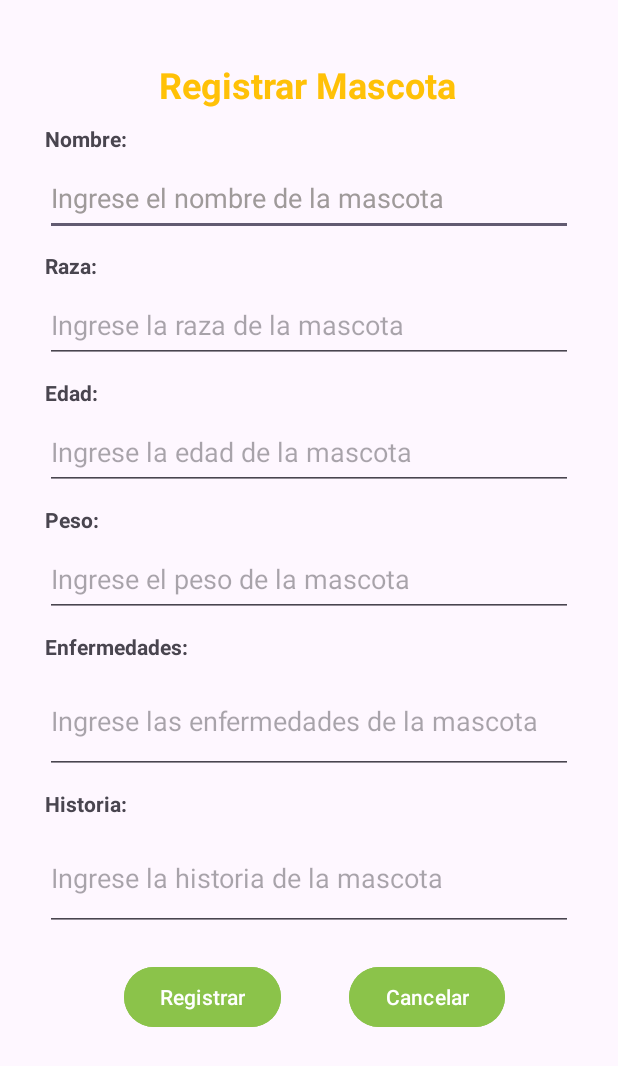
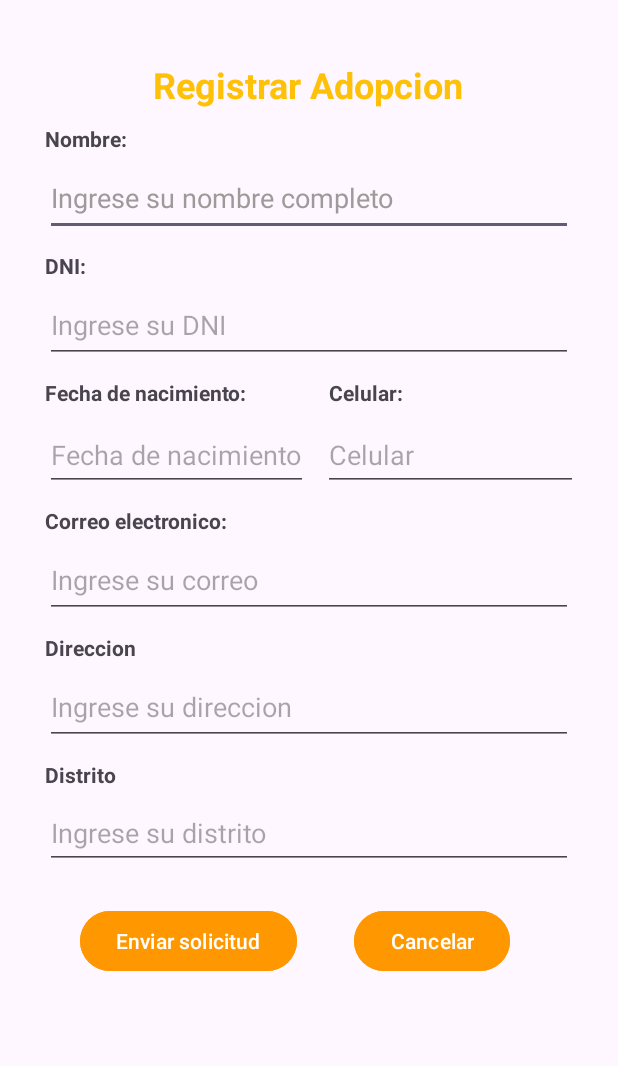
Before and after one commit to JuanVerdeC/appAdopcion, an Android app: the layout activity_registrar_adopcion.xml on its own in the app's theme, with its tools: preview values and no code run, on a phone screen of 412 x 824 dp. Shown: the top 1066 px of the screen. Run offline under Robolectric (Android 15) with nearby library versions, the phone set to English and light mode, and no system bars.

Commit message:
registrar adopcion

```diff
--- a/app/build.gradle.kts
+++ b/app/build.gradle.kts
@@ -44,6 +44,7 @@ dependencies {
     implementation("androidx.lifecycle:lifecycle-viewmodel-ktx:2.6.1")
     implementation("androidx.navigation:navigation-fragment:2.5.3")
     implementation("androidx.navigation:navigation-ui:2.5.3")
+    implementation("com.google.android.gms:play-services-maps:18.1.0")
     testImplementation("junit:junit:4.13.2")
     androidTestImplementation("androidx.test.ext:junit:1.1.5")
     androidTestImplementation("androidx.test.espresso:espresso-core:3.5.1")
--- a/app/src/main/AndroidManifest.xml
+++ b/app/src/main/AndroidManifest.xml
@@ -36,7 +36,7 @@
             android:name=".ActivityListar"
             android:exported="false" />
         <activity
-            android:name=".Registrar_mascotaActivity"
+            android:name=".Registrar_adopcionActivity"
             android:exported="false" />
         <activity
 
--- a/app/src/main/res/layout/activity_listar.xml
+++ b/app/src/main/res/layout/activity_listar.xml
@@ -10,7 +10,7 @@
         android:layout_width="wrap_content"
         android:layout_height="wrap_content"
         android:layout_marginTop="32dp"
-        android:text="Lista de Mascotas"
+        android:text="Lista de Adopciones"
         android:textColor="#FF9800"
         android:textSize="34sp"
         android:textStyle="bold|italic"
@@ -19,6 +19,7 @@
         app:layout_constraintTop_toTopOf="parent" />
 
     <ListView
+        android:id="@+id/lstAdopcion"
         android:layout_width="406dp"
         android:layout_height="561dp"
         android:layout_marginTop="15dp"
@@ -29,7 +30,7 @@
         app:layout_constraintTop_toBottomOf="@+id/textView" />
 
     <com.google.android.material.floatingactionbutton.FloatingActionButton
-        android:id="@+id/btnNuevo"
+        android:id="@+id/btnNuevoAdopcion"
         android:layout_width="wrap_content"
         android:layout_height="wrap_content"
         android:layout_marginEnd="20dp"
--- a/app/src/main/res/layout/activity_registrar_mascota.xml
+++ b/app/src/main/res/layout/activity_registrar_adopcion.xml
@@ -5,14 +5,14 @@
     android:layout_width="match_parent"
     android:layout_height="match_parent"
     android:padding="30dp"
-    tools:context=".Registrar_mascotaActivity">
+    tools:context=".Registrar_adopcionActivity">
 
     <TextView
         android:id="@+id/textView12"
         android:layout_width="wrap_content"
         android:layout_height="wrap_content"
         android:layout_marginTop="10dp"
-        android:text="Registrar Mascota"
+        android:text="Registrar Adopcion"
         android:textColor="#FFC107"
         android:textSize="24sp"
         android:textStyle="bold"
@@ -32,12 +32,12 @@
         app:layout_constraintTop_toBottomOf="@+id/textView12" />
 
     <EditText
-        android:id="@+id/txtNombreMacota"
+        android:id="@+id/txtNombreA"
         android:layout_width="match_parent"
         android:layout_height="50dp"
         android:layout_marginTop="5dp"
         android:ems="10"
-        android:hint="Ingrese el nombre de la mascota"
+        android:hint="Ingrese su nombre completo"
         android:inputType="text"
         android:textColorHint="#9F9A9A"
         app:layout_constraintEnd_toEndOf="parent"
@@ -49,18 +49,18 @@
         android:layout_width="wrap_content"
         android:layout_height="wrap_content"
         android:layout_marginTop="10dp"
-        android:text="Raza:"
+        android:text="DNI:"
         android:textStyle="bold"
         app:layout_constraintStart_toStartOf="parent"
-        app:layout_constraintTop_toBottomOf="@+id/txtNombreMacota" />
+        app:layout_constraintTop_toBottomOf="@+id/txtNombreA" />
 
     <EditText
-        android:id="@+id/txtRazaMascota"
+        android:id="@+id/txtDNI"
         android:layout_width="match_parent"
         android:layout_height="50dp"
         android:layout_marginTop="5dp"
         android:ems="10"
-        android:hint="Ingrese la raza de la mascota"
+        android:hint="Ingrese su DNI"
         android:inputType="text"
         app:layout_constraintEnd_toEndOf="parent"
         app:layout_constraintStart_toStartOf="parent"
@@ -71,20 +71,19 @@
         android:layout_width="wrap_content"
         android:layout_height="wrap_content"
         android:layout_marginTop="10dp"
-        android:text="Edad:"
+        android:text="Fecha de nacimiento:"
         android:textStyle="bold"
         app:layout_constraintStart_toStartOf="parent"
-        app:layout_constraintTop_toBottomOf="@+id/txtRazaMascota" />
+        app:layout_constraintTop_toBottomOf="@+id/txtDNI" />
 
     <EditText
-        android:id="@+id/txtEdadMascota"
-        android:layout_width="match_parent"
-        android:layout_height="50dp"
-        android:layout_marginTop="5dp"
+        android:id="@+id/txtNacimiento"
+        android:layout_width="175dp"
+        android:layout_height="48dp"
+        android:layout_marginTop="8dp"
         android:ems="10"
-        android:hint="Ingrese la edad de la mascota"
+        android:hint="Fecha de nacimiento"
         android:inputType="text"
-        app:layout_constraintEnd_toEndOf="parent"
         app:layout_constraintStart_toStartOf="parent"
         app:layout_constraintTop_toBottomOf="@+id/textView15" />
 
@@ -93,18 +92,18 @@
         android:layout_width="wrap_content"
         android:layout_height="wrap_content"
         android:layout_marginTop="10dp"
-        android:text="Peso:"
+        android:text="Correo electronico:"
         android:textStyle="bold"
         app:layout_constraintStart_toStartOf="parent"
-        app:layout_constraintTop_toBottomOf="@+id/txtEdadMascota" />
+        app:layout_constraintTop_toBottomOf="@+id/txtNacimiento" />
 
     <EditText
-        android:id="@+id/txtPeso"
+        android:id="@+id/txtCorreo"
         android:layout_width="match_parent"
         android:layout_height="50dp"
         android:layout_marginTop="5dp"
         android:ems="10"
-        android:hint="Ingrese el peso de la mascota"
+        android:hint="Ingrese su correo"
         android:inputType="text"
         app:layout_constraintEnd_toEndOf="parent"
         app:layout_constraintStart_toStartOf="parent"
@@ -115,18 +114,18 @@
         android:layout_width="wrap_content"
         android:layout_height="wrap_content"
         android:layout_marginTop="10dp"
-        android:text="Enfermedades:"
+        android:text="Direccion"
         android:textStyle="bold"
         app:layout_constraintStart_toStartOf="parent"
-        app:layout_constraintTop_toBottomOf="@+id/txtPeso" />
+        app:layout_constraintTop_toBottomOf="@+id/txtCorreo" />
 
     <EditText
-        android:id="@+id/txtEnfermedades"
+        android:id="@+id/txtDireccion"
         android:layout_width="match_parent"
-        android:layout_height="70dp"
+        android:layout_height="50dp"
         android:layout_marginTop="5dp"
         android:ems="10"
-        android:hint="Ingrese las enfermedades de la mascota"
+        android:hint="Ingrese su direccion"
         android:inputType="text"
         app:layout_constraintEnd_toEndOf="parent"
         app:layout_constraintStart_toStartOf="parent"
@@ -137,44 +136,71 @@
         android:layout_width="wrap_content"
         android:layout_height="wrap_content"
         android:layout_marginTop="10dp"
-        android:text="Historia:"
+        android:text="Distrito"
         android:textStyle="bold"
         app:layout_constraintStart_toStartOf="parent"
-        app:layout_constraintTop_toBottomOf="@+id/txtEnfermedades" />
+        app:layout_constraintTop_toBottomOf="@+id/txtDireccion" />
 
     <EditText
-        android:id="@+id/txtHistoria"
+        android:id="@+id/txtDistrito"
         android:layout_width="match_parent"
-        android:layout_height="70dp"
+        android:layout_height="48dp"
         android:layout_marginTop="5dp"
         android:ems="10"
-        android:hint="Ingrese la historia de la mascota"
+        android:hint="Ingrese su distrito"
         android:inputType="text"
         app:layout_constraintEnd_toEndOf="parent"
         app:layout_constraintStart_toStartOf="parent"
         app:layout_constraintTop_toBottomOf="@+id/textView18" />
 
     <Button
-        android:id="@+id/btnRegistrarM"
+        android:id="@+id/btnRegistrarA"
         android:layout_width="wrap_content"
         android:layout_height="wrap_content"
-        android:layout_marginTop="20dp"
-        android:backgroundTint="#8BC34A"
-        android:text="Registrar"
+        android:layout_marginTop="24dp"
+        android:backgroundTint="#FF9800"
+        android:text="Enviar solicitud"
         app:layout_constraintEnd_toEndOf="parent"
-        app:layout_constraintHorizontal_bias="0.213"
+        app:layout_constraintHorizontal_bias="0.113"
         app:layout_constraintStart_toStartOf="parent"
-        app:layout_constraintTop_toBottomOf="@+id/txtHistoria" />
+        app:layout_constraintTop_toBottomOf="@+id/txtDistrito" />
 
     <Button
-        android:id="@+id/btnCancelarM"
+        android:id="@+id/btnCancelarA"
         android:layout_width="wrap_content"
         android:layout_height="wrap_content"
-        android:layout_marginTop="20dp"
-        android:backgroundTint="#8BC34A"
+        android:layout_marginTop="24dp"
+        android:backgroundTint="#FF9800"
         android:text="Cancelar"
         app:layout_constraintEnd_toEndOf="parent"
-        app:layout_constraintStart_toEndOf="@+id/btnRegistrarM"
-        app:layout_constraintTop_toBottomOf="@+id/txtHistoria" />
+        app:layout_constraintHorizontal_bias="0.476"
+        app:layout_constraintStart_toEndOf="@+id/btnRegistrarA"
+        app:layout_constraintTop_toBottomOf="@+id/txtDistrito" />
+
+    <TextView
+        android:id="@+id/textView19"
+        android:layout_width="wrap_content"
+        android:layout_height="wrap_content"
+        android:layout_marginTop="10dp"
+        android:text="Celular:"
+        android:textStyle="bold"
+        app:layout_constraintEnd_toEndOf="parent"
+        app:layout_constraintHorizontal_bias="0.326"
+        app:layout_constraintStart_toEndOf="@+id/textView15"
+        app:layout_constraintTop_toBottomOf="@+id/txtDNI" />
+
+    <EditText
+        android:id="@+id/txtCelular"
+        android:layout_width="170dp"
+        android:layout_height="48dp"
+        android:layout_marginStart="10dp"
+        android:layout_marginTop="8dp"
+        android:ems="10"
+        android:hint="Celular"
+        android:inputType="text"
+        app:layout_constraintEnd_toEndOf="parent"
+        app:layout_constraintHorizontal_bias="0.117"
+        app:layout_constraintStart_toEndOf="@+id/txtNacimiento"
+        app:layout_constraintTop_toBottomOf="@+id/textView19" />
 
 </androidx.constraintlayout.widget.ConstraintLayout>
```
Also changed, not shown: app/src/main/java/com/upc/appadopcion/ActivityListar.java (+55 -4 lines), app/src/main/java/com/upc/appadopcion/Registrar_adopcionActivity.java (added, +144 -0 lines), app/src/main/java/com/upc/appadopcion/Registrar_mascotaActivity.java (deleted, +0 -38 lines), app/src/main/java/com/upc/appadopcion/model/Adopcion.java (added, +80 -0 lines), app/src/main/java/com/upc/appadopcion/model/Mascota.java (deleted, +0 -67 lines).
